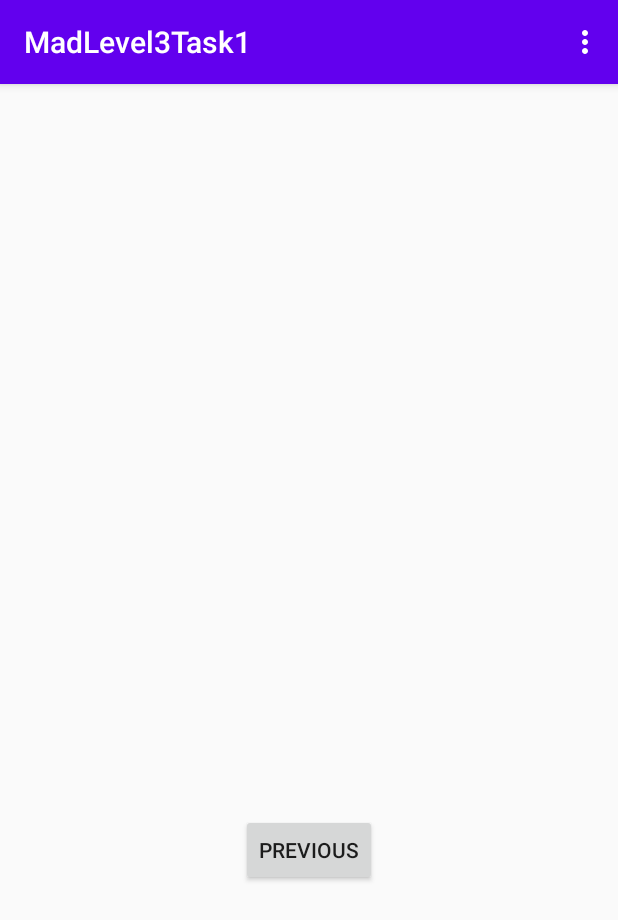
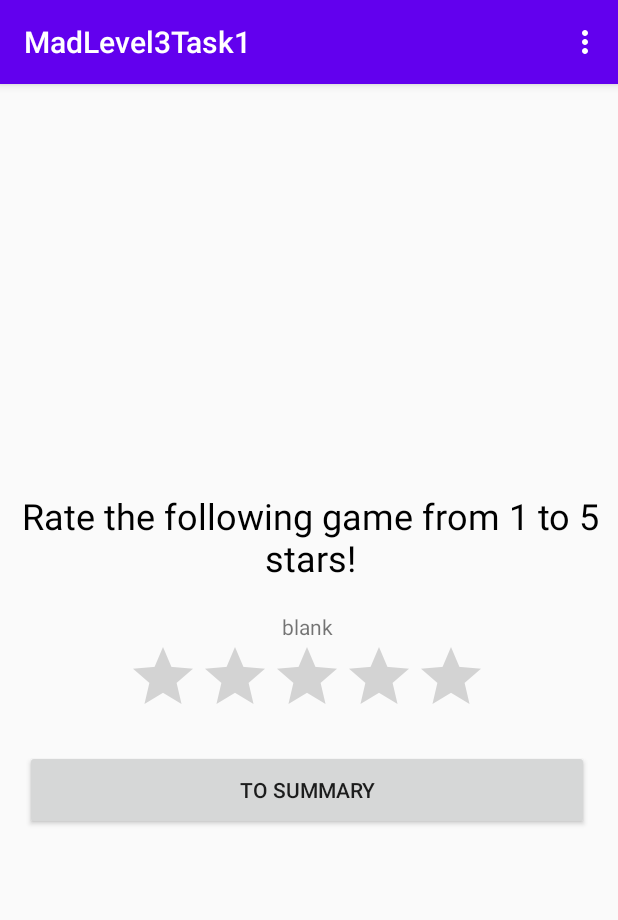
Before and after one commit to KeruFC/MadLevel3Task1, an Android app: the RatingFragment screen opened through its navigation route, on a phone screen of 412 x 824 dp. Shown: the top 920 px of the screen. Run offline under Robolectric (Android 15) with nearby library versions, the phone set to English and light mode, and no system bars.

Commit message:
Add rating fragment style

```diff
--- a/app/src/main/java/com/example/madlevel3task1/StartFragment.kt
+++ b/app/src/main/java/com/example/madlevel3task1/StartFragment.kt
@@ -5,8 +5,8 @@ import androidx.fragment.app.Fragment
 import android.view.LayoutInflater
 import android.view.View
 import android.view.ViewGroup
-import android.widget.Button
 import androidx.navigation.fragment.findNavController
+import kotlinx.android.synthetic.main.fragment_start.*
 
 /**
  * A simple [Fragment] subclass as the default destination in the navigation.
@@ -23,5 +23,11 @@ class StartFragment : Fragment() {
 
     override fun onViewCreated(view: View, savedInstanceState: Bundle?) {
         super.onViewCreated(view, savedInstanceState)
+
+        button_start.setOnClickListener {
+            findNavController().navigate(
+                R.id.action_FirstFragment_to_SecondFragment
+            )
+        }
     }
 }
--- a/app/src/main/res/layout/fragment_rating.xml
+++ b/app/src/main/res/layout/fragment_rating.xml
@@ -4,24 +4,53 @@
     xmlns:tools="http://schemas.android.com/tools"
     android:layout_width="match_parent"
     android:layout_height="match_parent"
+    android:layout_gravity="center"
     tools:context=".RatingFragment">
 
     <TextView
-        android:id="@+id/textview_second"
+        android:id="@+id/tvRateGame"
         android:layout_width="wrap_content"
         android:layout_height="wrap_content"
-        app:layout_constraintBottom_toTopOf="@id/button_second"
-        app:layout_constraintEnd_toEndOf="parent"
-        app:layout_constraintStart_toStartOf="parent"
-        app:layout_constraintTop_toTopOf="parent" />
+        android:gravity="center"
+        android:paddingBottom="20dp"
+        android:text="@string/rate_title"
+        android:textColor="#000000"
+        android:textSize="24sp"
+        app:layout_constraintBottom_toTopOf="@+id/tvGame"
+        app:layout_constraintEnd_toEndOf="@+id/tvGame"
+        app:layout_constraintHorizontal_bias="0.496"
+        app:layout_constraintStart_toStartOf="@+id/tvGame"
+        app:layout_constraintTop_toTopOf="parent"
+        app:layout_constraintVertical_chainStyle="packed" />
+
+    <TextView
+        android:id="@+id/tvGame"
+        android:layout_width="wrap_content"
+        android:layout_height="wrap_content"
+        android:text="@string/game_name"
+        app:layout_constraintBottom_toTopOf="@+id/ratingBar"
+        app:layout_constraintEnd_toEndOf="@+id/ratingBar"
+        app:layout_constraintStart_toStartOf="@+id/ratingBar"
+        app:layout_constraintTop_toBottomOf="@+id/tvRateGame" />
 
     <Button
-        android:id="@+id/button_second"
+        android:id="@+id/button_to_summary"
+        android:layout_width="376dp"
+        android:layout_height="53dp"
+        android:text="@string/to_summary"
+        app:layout_constraintBottom_toBottomOf="parent"
+        app:layout_constraintEnd_toEndOf="parent"
+        app:layout_constraintHorizontal_bias="0.457"
+        app:layout_constraintStart_toStartOf="parent"
+        app:layout_constraintTop_toBottomOf="@+id/ratingBar" />
+
+    <RatingBar
+        android:id="@+id/ratingBar"
         android:layout_width="wrap_content"
         android:layout_height="wrap_content"
-        android:text="@string/previous"
-        app:layout_constraintBottom_toBottomOf="parent"
-        app:layout_constraintEnd_toEndOf="parent"
-        app:layout_constraintStart_toStartOf="parent"
-        app:layout_constraintTop_toBottomOf="@id/textview_second" />
+        android:paddingBottom="15dp"
+        app:layout_constraintBottom_toTopOf="@+id/button_to_summary"
+        app:layout_constraintEnd_toEndOf="@+id/button_to_summary"
+        app:layout_constraintStart_toStartOf="@+id/button_to_summary"
+        app:layout_constraintTop_toBottomOf="@+id/tvGame" />
 </androidx.constraintlayout.widget.ConstraintLayout>
--- a/app/src/main/res/layout/fragment_start.xml
+++ b/app/src/main/res/layout/fragment_start.xml
@@ -22,7 +22,7 @@
         app:layout_constraintVertical_chainStyle="packed" />
 
     <Button
-        android:id="@+id/button_first"
+        android:id="@+id/button_start"
         android:layout_width="363dp"
         android:layout_height="49dp"
         android:text="@string/start"
@@ -38,7 +38,7 @@
         android:layout_height="wrap_content"
         android:padding="5dp"
         android:text="@string/click_to_start"
-        app:layout_constraintBottom_toTopOf="@+id/button_first"
+        app:layout_constraintBottom_toTopOf="@+id/button_start"
         app:layout_constraintEnd_toEndOf="parent"
         app:layout_constraintHorizontal_bias="0.5"
         app:layout_constraintStart_toStartOf="parent"
--- a/app/src/main/res/values/strings.xml
+++ b/app/src/main/res/values/strings.xml
@@ -14,4 +14,8 @@
     <string name="click_to_start">Click START to start rating :)</string>
     <string name="start">START</string>
 
+    <string name="rate_title">Rate the following game from 1 to 5 stars!</string>
+    <string name="game_name">blank</string>
+    <string name="to_summary">To Summary</string>
+
 </resources>
```
